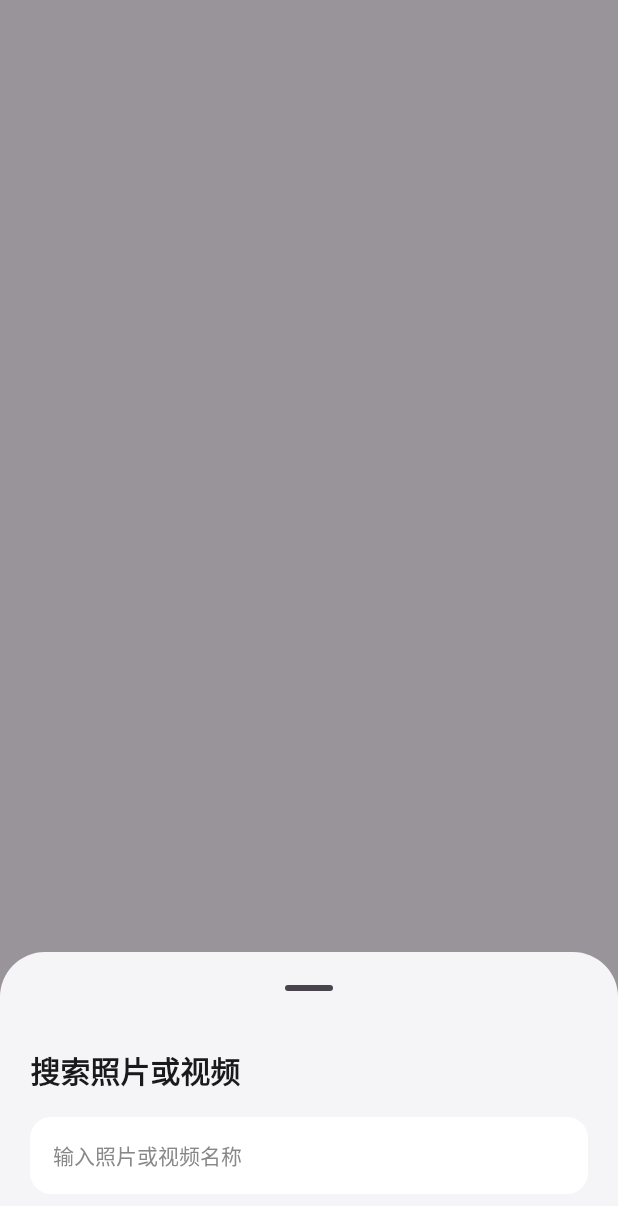
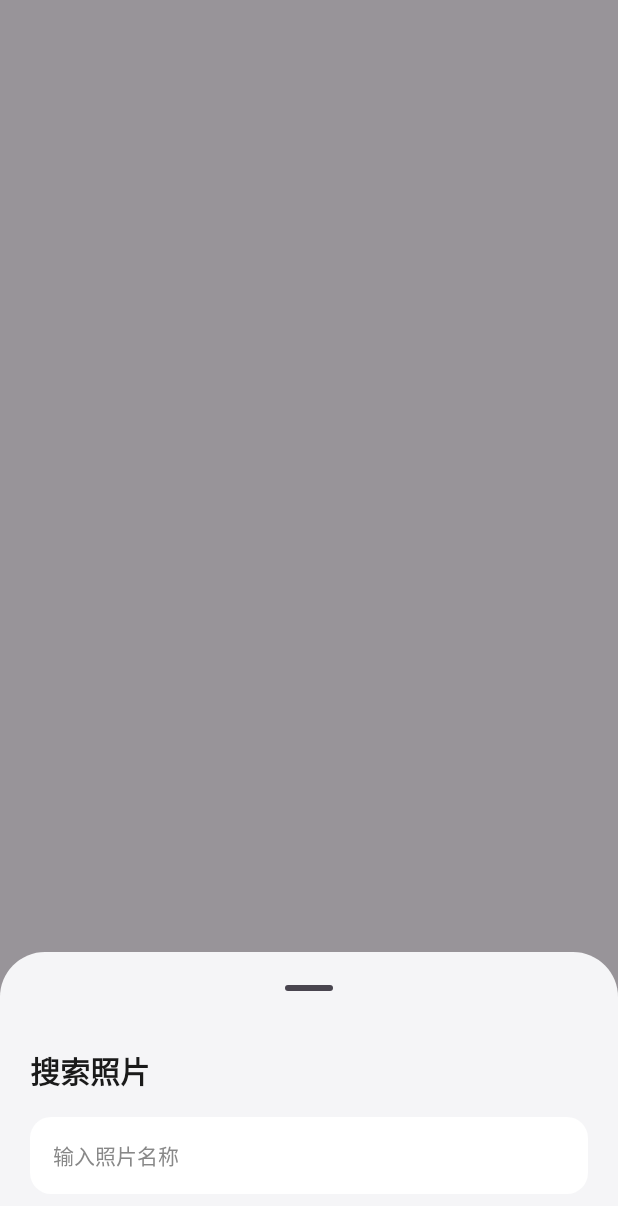
Before and after one commit to winterchances/Blank, an Android app built with Jetpack Compose: the composable AlbumSearchSheet called with empty values, on a phone screen of 412 x 824 dp. Shown: the top 1206 px of the screen. Run offline under Robolectric (Android 15) with nearby library versions, the phone set to English and light mode, and no system bars; libraries missing offline, so code that uses them is left out: dev.chrisbanes.haze.

Commit message:
Update album search copy for photos only

```diff
--- a/app/src/main/java/com/blank/gallery/ui/screens/AlbumOverlaySheets.kt
+++ b/app/src/main/java/com/blank/gallery/ui/screens/AlbumOverlaySheets.kt
@@ -78,7 +78,7 @@ internal fun AlbumSearchSheet(
             Modifier.fillMaxWidth().padding(horizontal = 20.dp).padding(bottom = 28.dp)
         ) {
             Text(
-                "搜索照片或视频",
+                "搜索照片",
                 modifier = Modifier.fillMaxWidth().padding(vertical = 16.dp),
                 fontSize = 20.sp,
                 fontWeight = FontWeight.Bold,
@@ -95,7 +95,7 @@ internal fun AlbumSearchSheet(
                     singleLine = true,
                     textStyle = androidx.compose.ui.text.TextStyle(color = MainText, fontSize = 14.sp),
                     decorationBox = { inner ->
-                        if (query.isEmpty()) Text("输入照片或视频名称", color = MutedText, fontSize = 14.sp)
+                        if (query.isEmpty()) Text("输入照片名称", color = MutedText, fontSize = 14.sp)
                         inner()
                     }
                 )
```
